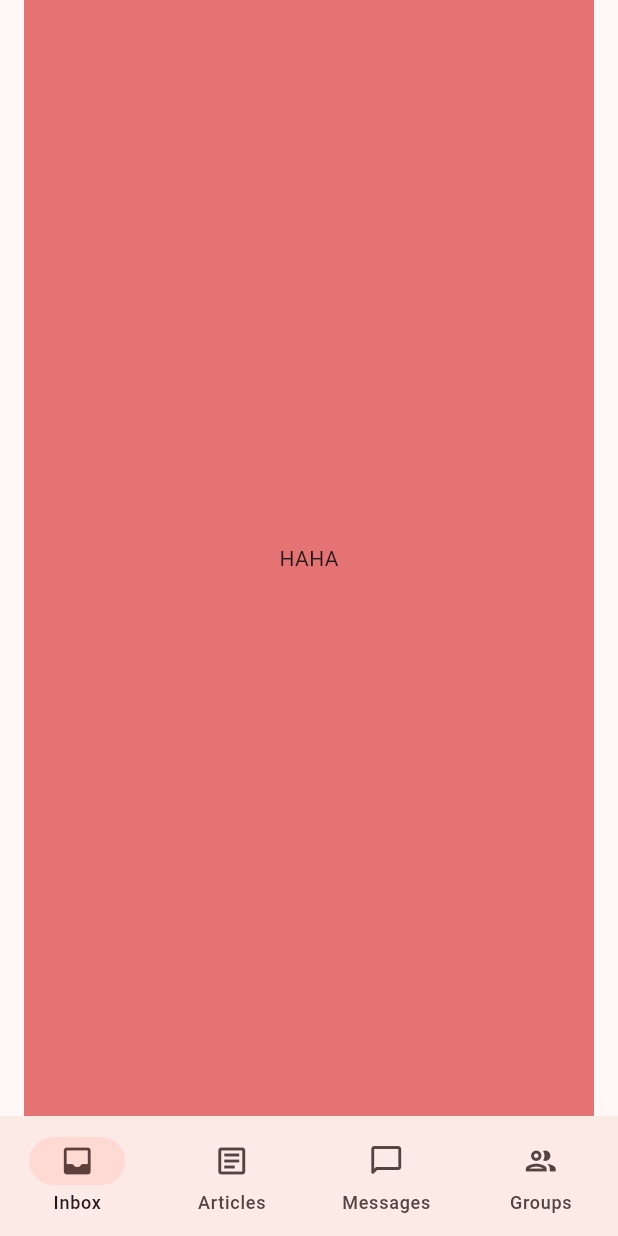
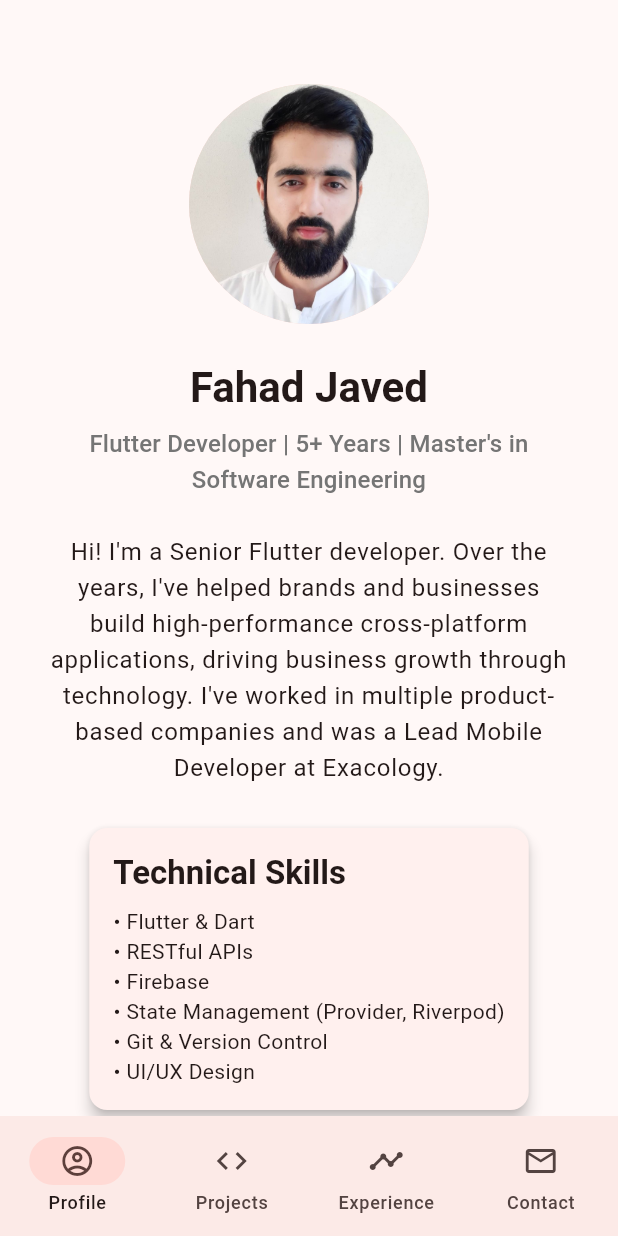
Before and after one commit to fahadjaved882244/portfolio, a Flutter app: the screen it shows after launch, on a phone screen of 412 x 824 dp. Run offline on Flutter 3.47's test engine with Material 3 defaults, Android fonts, the phone set to English and light mode, and no system bars; our stand-ins replace hooks_riverpod, shared_preferences.

```diff
--- a/lib/features/home/home_view.dart
+++ b/lib/features/home/home_view.dart
@@ -6,10 +6,107 @@ class HomeView extends ConsumerWidget {
 
   @override
   Widget build(BuildContext context, WidgetRef ref) {
-    return Container(
-      color: Colors.red.shade300,
-      child: const Center(
-        child: Text("HAHA"),
+    return Scaffold(
+      body: SingleChildScrollView(
+        child: Padding(
+          padding: const EdgeInsets.all(16.0),
+          child: Column(
+            crossAxisAlignment: CrossAxisAlignment.center,
+            children: [
+              const SizedBox(height: 40),
+              // Profile Image
+              const CircleAvatar(
+                radius: 80,
+                backgroundImage: AssetImage(
+                  'assets/profile.jpeg',
+                ), // Replace with your profile image path
+              ),
+              const SizedBox(height: 24),
+
+              // Name
+              Text(
+                'Fahad Javed', // Replace with your name
+                style: Theme.of(context).textTheme.headlineMedium?.copyWith(
+                      fontWeight: FontWeight.bold,
+                    ),
+              ),
+              const SizedBox(height: 8),
+
+              // Expertise
+              Text(
+                "Flutter Developer | 5+ Years | Master's in Software Engineering", // Replace with your expertise
+                style: Theme.of(context).textTheme.titleMedium?.copyWith(
+                      color: Colors.grey[600],
+                    ),
+                textAlign: TextAlign.center,
+              ),
+              const SizedBox(height: 24),
+
+              // Introduction
+              Text(
+                "Hi! I'm a Senior Flutter developer. Over the years, I've helped brands and businesses build high-performance cross-platform applications, driving business growth through technology. I've worked in multiple product-based companies and was a Lead Mobile Developer at Exacology.",
+                style: Theme.of(context).textTheme.bodyLarge,
+                textAlign: TextAlign.center,
+              ),
+              const SizedBox(height: 24),
+
+              // Technical Skills Card
+              Card(
+                elevation: 4,
+                shape: RoundedRectangleBorder(
+                  borderRadius: BorderRadius.circular(12),
+                ),
+                child: Padding(
+                  padding: const EdgeInsets.all(16.0),
+                  child: Column(
+                    crossAxisAlignment: CrossAxisAlignment.start,
+                    children: [
+                      Text(
+                        'Technical Skills',
+                        style: Theme.of(context).textTheme.titleLarge?.copyWith(
+                              fontWeight: FontWeight.bold,
+                            ),
+                      ),
+                      const SizedBox(height: 8),
+                      Text(
+                        '• Flutter & Dart\n• RESTful APIs\n• Firebase\n• State Management (Provider, Riverpod)\n• Git & Version Control\n• UI/UX Design',
+                        style: Theme.of(context).textTheme.bodyMedium,
+                      ),
+                    ],
+                  ),
+                ),
+              ),
+              const SizedBox(height: 24),
+
+              // Interpersonal Skills Card
+              Card(
+                elevation: 4,
+                shape: RoundedRectangleBorder(
+                  borderRadius: BorderRadius.circular(12),
+                ),
+                child: Padding(
+                  padding: const EdgeInsets.all(16.0),
+                  child: Column(
+                    crossAxisAlignment: CrossAxisAlignment.start,
+                    children: [
+                      Text(
+                        'Interpersonal Skills',
+                        style: Theme.of(context).textTheme.titleLarge?.copyWith(
+                              fontWeight: FontWeight.bold,
+                            ),
+                      ),
+                      const SizedBox(height: 8),
+                      Text(
+                        '• Team Collaboration\n• Problem Solving\n• Communication\n• Leadership\n• Time Management\n• Adaptability',
+                        style: Theme.of(context).textTheme.bodyMedium,
+                      ),
+                    ],
+                  ),
+                ),
+              ),
+            ],
+          ),
+        ),
       ),
     );
   }
--- a/lib/features/project/model/project_model.dart
+++ b/lib/features/project/model/project_model.dart
@@ -96,8 +96,17 @@ final jsonProjects = [
     "imageUrl": "assets/shared_smiles/thumbnail.webp",
     "coverUrl": "assets/shared_smiles/cover.jpg",
     "downloadUrl": "https://exakty-web-shared-smiles.vercel.app/",
-    "contributions": [],
-    "challenges": [],
+    "contributions": [
+      "Built the cross-platform application for both mobile and web",
+      "Integrated deep linking for seamless sharing and navigation.",
+      "Offline image uploads to contribute even with limited connectivity.",
+      "Implemented a matching algorithm to connect users with similar experiences and interests.",
+    ],
+    "challenges": [
+      "Managing the security and privacy of user's personal data.",
+      "Designing a scalable architecture to handle a growing community.",
+      "Developing an effective matching algorithm that promotes meaningful connections.",
+    ],
     "tools": [
       "Flutter",
       "Riverpod",
@@ -110,18 +119,27 @@ final jsonProjects = [
       "In App Purchase",
       "Deep Linking",
       "Scrum",
+      "Jira",
     ]
   },
   {
     "name": "Food Delivery",
     "company": "Ng Solutions",
     "description":
-        "Halal Finder is a mobile application designed to help Muslim residents in the UK easily search for and order halal food and meat from nearby vendors. The app also integrates an online marketplace for religious products, making it a one-stop solution for halal needs. Additionally, it features a barcode scanning tool that allows users to scan product labels and instantly determine whether an item is halal or not. The platform consists of: A CRM system to manage customer interactions and orders efficiently. An admin panel for vendors to oversee listings, orders, and inventory. Mobile apps for both consumers and suppliers, ensuring a seamless ordering and fulfillment experience.",
+        "Halal Finder is a mobile application designed to help Muslim residents in the UK easily search for and order halal food and meat from nearby vendors. The app also integrates an online marketplace for religious products, making it a one-stop solution for halal needs. Additionally, it features a barcode scanning tool that allows users to scan product labels and instantly determine whether an item is halal or not.",
     "imageUrl": "assets/halal_finder/thumbnail.png",
     "coverUrl": "assets/halal_finder/cover.png",
     "downloadUrl": "",
-    "contributions": [],
-    "challenges": [],
+    "contributions": [
+      "Built a CRM system using React JS to manage customer interactions and orders efficiently.",
+      "An admin panel using React JS for vendors to oversee listings, orders, and inventory",
+      "Developed the  barcode scanning feature for instant halal verification.",
+      "Architected the real-time location-based search functionality using Google Maps, enabling users to find nearby halal vendors."
+    ],
+    "challenges": [
+      "Syncing the order and inventory data across Consumers and Suppliers mobile apps.",
+      "Designing a scalable architecture to handle real-time location data and a large number of concurrent users."
+    ],
     "tools": [
       "Flutter",
       "Firebase",
@@ -129,8 +147,6 @@ final jsonProjects = [
       "Google Maps",
       "Stripe",
       "GetX",
-      "Cart",
-      "Checkout",
       "Figma",
       "Push Notifications",
       "React JS",
@@ -149,8 +165,21 @@ final jsonProjects = [
     "imageUrl": "assets/colartive/thumbnail.png",
     "coverUrl": "assets/colartive/cover.png",
     "downloadUrl": "",
-    "contributions": [],
-    "challenges": [],
+    "contributions": [
+      "Developed the entire mobile application from concept to launch.",
+      "Leveraged Flutter Canvas Kit for creating high-quality, dynamic art.",
+      "Implemented the BLoC pattern for state management",
+      "Integrated in-app purchases for premium features.",
+      "Designed and created art assets using Corel Draw.",
+      "Published the application on the Google Play Store."
+    ],
+    "challenges": [
+      "Creating a engaging range of art styles and generation algorithms.",
+      "Ensuring a smooth and intuitive user experience for customizing art.",
+      "Managing local storage effectively using SQLite.",
+      "Implementing in-app purchases seamlessly and securely.",
+      "Marketing and promoting the app to reach a wider audience."
+    ],
     "tools": [
       "Flutter",
       "Firebase",
@@ -168,10 +197,22 @@ final jsonProjects = [
     "description":
         "Lead Manager is a hybrid web application built using Flutter Web and Firebase, designed to efficiently manage your leads. It allows businesses to track all leads and deals generated by their products while maintaining a detailed history of product interactions. Multiple agents and managers can collaborate in real time, updating and monitoring leads seamlessly. With Firebase as the backend, the app ensures secure data storage, real-time updates, and smooth scalability.",
     "imageUrl": "assets/lead_manager/thumbnail.webp",
-    "coverUrl": "assets/lead_manager/cover.png",
+    "coverUrl": "assets/lead_manager/thumbnail.webp",
     "downloadUrl": "https://smart-business-managemen-40121.web.app/#/login",
-    "contributions": [],
-    "challenges": [],
+    "contributions": [
+      "Developed the entire application from concept to deployment.",
+      "Maintained detailed documentation for future reference.",
+      "Designed and implemented a responsive design for web.",
+      "Integrated Firebase for authentication and database.",
+      "Integrated push notifications for timely updates.",
+      "Managed the project using Trello for time and task management."
+    ],
+    "challenges": [
+      "Real-time collaboration between multiple agents.",
+      "Designing a scalable architecture to handle a large number of leads.",
+      "Ensuring data security and privacy using Firebase Security Rules.",
+      "Navigating through push notifications effectively."
+    ],
     "tools": [
       "Flutter Web",
       "Firebase",
@@ -179,7 +220,8 @@ final jsonProjects = [
       "Responsive Design",
       "REST API",
       "JSON",
-      "Push Notifications"
+      "Push Notifications",
+      "Trello",
     ]
   },
   {
@@ -190,8 +232,20 @@ final jsonProjects = [
     "imageUrl": "assets/psychometrica/thumbnail.webp",
     "coverUrl": "assets/psychometrica/cover.jpg",
     "downloadUrl": "https://psychometrica.org/",
-    "contributions": [],
-    "challenges": [],
+    "contributions": [
+      "Developed key features of the Psychometrica mobile application.",
+      "Integrated the GraphQL API for communication with the backend.",
+      "Worked with Web Sockets for real-time chat feature.",
+      "Implemented push notifications for user engagement.",
+      "Integrated deep linking for seamless navigation and sharing.",
+      "Developed and maintained the cache management system for offline access and performance optimization.",
+    ],
+    "challenges": [
+      "Ensuring data privacy and security for sensitive user information.",
+      "Implementing complex logic for various psychological tests.",
+      "Integrating with the existing backend infrastructure and GraphQL API.",
+      "Handling different edge cases and ensuring app stability."
+    ],
     "tools": [
       "Flutter",
       "Provider",
@@ -202,6 +256,7 @@ final jsonProjects = [
       "Deep Linking",
       "Cache Management",
       "Stripe",
+      "Jira",
     ]
   },
   {
@@ -212,8 +267,17 @@ final jsonProjects = [
     "imageUrl": "assets/e_classified/thumbnail.png",
     "coverUrl": "assets/e_classified/cover.png",
     "downloadUrl": "",
-    "contributions": [],
-    "challenges": [],
+    "contributions": [
+      "Integrated the application with an MS SQL Server database via a REST API.",
+      "Implemented social media integration, allowing users to share listings.",
+      "Used Postman for debugging the REST API.",
+      "Collaborated with the team using Trello for project management.",
+      "Released the app on the Google Play Store.",
+    ],
+    "challenges": [
+      "Integrating with the existing backend infrastructure and MS SQL Server database.",
+      "Implementing social media integration seamlessly.",
+    ],
     "tools": [
       "Flutter",
       "MS SQL Server",
@@ -222,6 +286,7 @@ final jsonProjects = [
       "BLoC",
       "Social Media Integration",
       "Push Notifications",
+      "Trello",
     ]
   }
 ];
--- a/lib/features/responsive/controller/responsive_controller.dart
+++ b/lib/features/responsive/controller/responsive_controller.dart
@@ -19,10 +19,10 @@ class ResponsiveIndexNotifier extends Notifier<int> {
       return Colors.red;
     }
     if (state == 1) {
-      return Colors.deepPurple;
+      return Colors.green;
     }
     if (state == 2) {
-      return Colors.green;
+      return Colors.deepPurple;
     }
     if (state == 3) {
       return Colors.deepOrange;
--- a/lib/features/responsive/model/destination.dart
+++ b/lib/features/responsive/model/destination.dart
@@ -7,8 +7,8 @@ class Destination {
 }
 
 const List<Destination> myDestinations = <Destination>[
-  Destination(Icons.inbox_rounded, 'Inbox'),
-  Destination(Icons.article_outlined, 'Articles'),
-  Destination(Icons.messenger_outline_rounded, 'Messages'),
-  Destination(Icons.group_outlined, 'Groups'),
+  Destination(Icons.account_circle_outlined, 'Profile'),
+  Destination(Icons.code, 'Projects'),
+  Destination(Icons.timeline, 'Experience'),
+  Destination(Icons.email_outlined, 'Contact'),
 ];
```
Also changed, not shown: lib/features/project/view/project_detail_view.dart (+47 -32 lines), lib/features/project/view/project_view.dart (+6 -3 lines), lib/features/project/view/widgets/project_card.dart (+10 -4 lines), assets/lead_manager/thumbnail.webp, assets/profile.jpeg (added).
